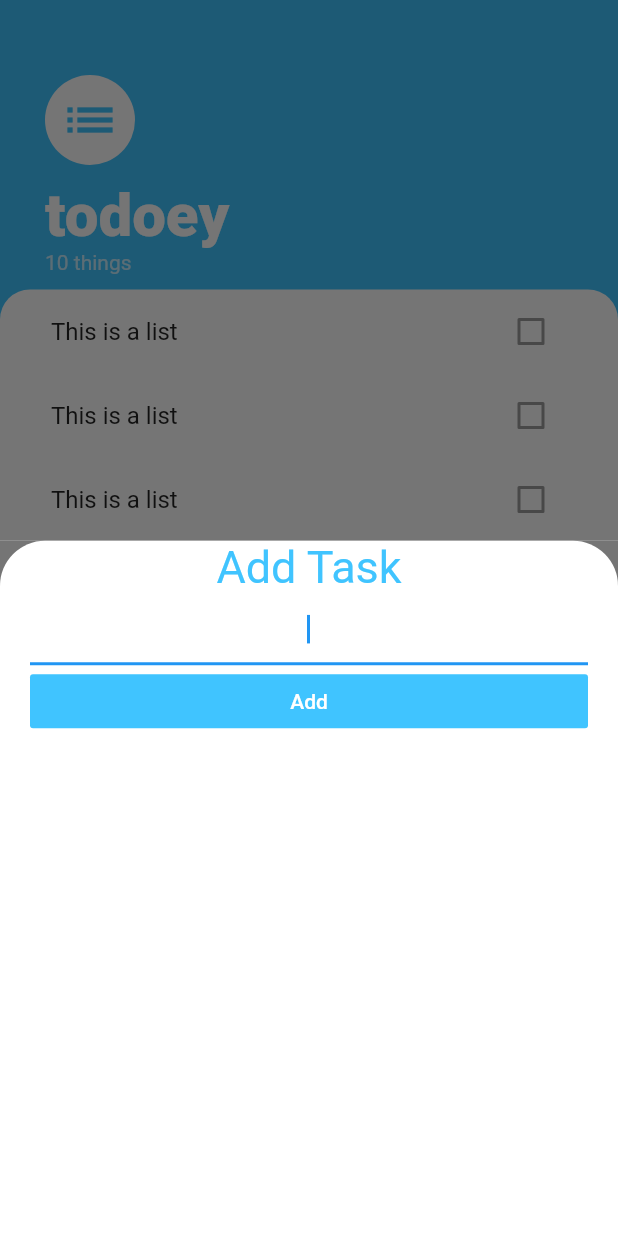
After one commit to CodeHermyt/Todoey, a Flutter app: the screen it shows after launch, after a tap on the "add" icon, on a phone screen of 412 x 824 dp. The commit adds this screen. Run offline on Flutter 3.47's test engine with Material 2 defaults, Android fonts, the phone set to English and light mode, and no system bars.

Commit message:
AddTaskScreen

```diff
--- /dev/null
+++ b/lib/Screens/add_task_screen.dart
@@ -0,0 +1,47 @@
+import 'package:flutter/material.dart';
+
+class AddTaskScreen extends StatelessWidget {
+  @override
+  Widget build(BuildContext context) {
+    return Container(
+      color: Color(0xff757575),
+      child: Container(
+        padding: EdgeInsets.symmetric(horizontal: 20),
+        decoration: BoxDecoration(
+          color: Colors.white,
+          borderRadius: BorderRadius.only(
+            topLeft: Radius.circular(30),
+            topRight: Radius.circular(30),
+          ),
+        ),
+        child: Column(
+          crossAxisAlignment: CrossAxisAlignment.stretch,
+          children: [
+            Text(
+              "Add Task",
+              textAlign: TextAlign.center,
+              style: TextStyle(
+                color: Colors.lightBlueAccent,
+                fontSize: 30,
+              ),
+            ),
+            TextField(
+              autofocus: true,
+              textAlign: TextAlign.center,
+            ),
+            FlatButton(
+              onPressed: () {},
+              color: Colors.lightBlueAccent,
+              child: Text(
+                "Add",
+                style: TextStyle(
+                  color: Colors.white,
+                ),
+              ),
+            ),
+          ],
+        ),
+      ),
+    );
+  }
+}
--- a/lib/Screens/task_screen.dart
+++ b/lib/Screens/task_screen.dart
@@ -1,5 +1,6 @@
 import 'package:flutter/material.dart';
 import 'package:todoey/widgets/task_list.dart';
+import 'add_task_screen.dart';
 
 class TasksScreen extends StatelessWidget {
   @override
@@ -7,6 +8,12 @@ class TasksScreen extends StatelessWidget {
     return Scaffold(
       backgroundColor: Colors.lightBlueAccent,
       floatingActionButton: FloatingActionButton(
+        onPressed: () {
+          showModalBottomSheet(
+            context: context,
+            builder: (context) => AddTaskScreen(),
+          );
+        },
         backgroundColor: Colors.lightBlueAccent,
         child: Icon(
           Icons.add,
```
